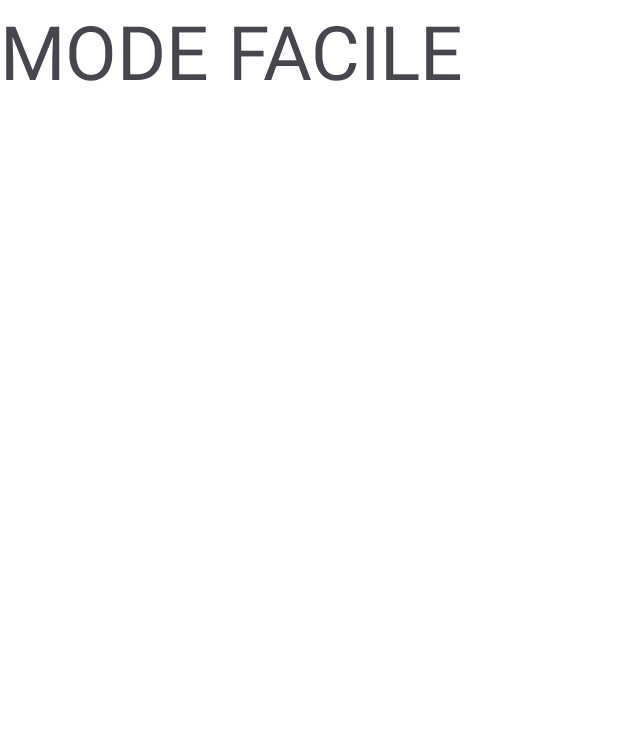
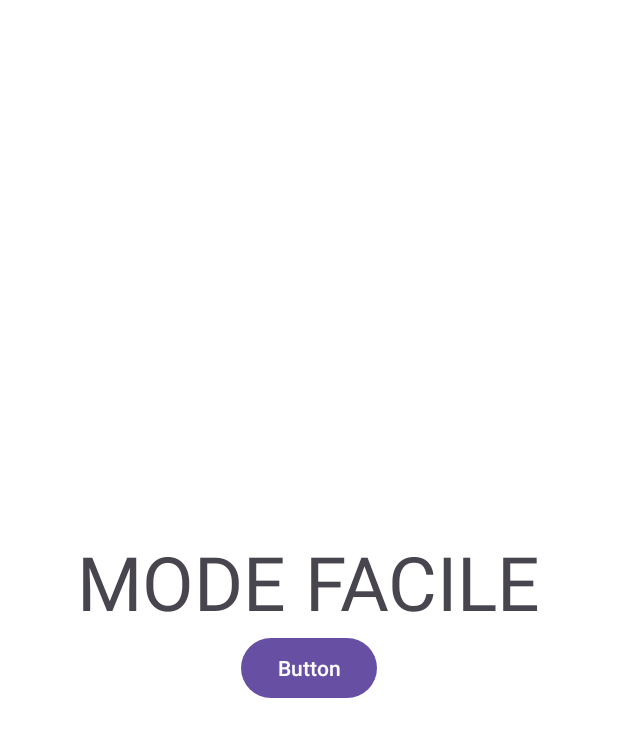
Before and after one commit to ta2ine/Simon, an Android app: the EasyModeFragment screen opened through its navigation route, on a phone screen of 412 x 824 dp. Shown: the top 737 px of the screen. Run offline under Robolectric (Android 15) with nearby library versions, the phone set to English and light mode, and no system bars; our stand-ins replace data binding.

Commit message:
ajout bouton retour home

```diff
--- a/app/src/main/java/com/example/simon/fragments/EasyModeFragment.kt
+++ b/app/src/main/java/com/example/simon/fragments/EasyModeFragment.kt
@@ -4,7 +4,10 @@ import android.os.Bundle
 import android.view.LayoutInflater
 import android.view.View
 import android.view.ViewGroup
+import android.widget.Button
 import androidx.fragment.app.Fragment
+import androidx.navigation.fragment.findNavController
+import com.example.simon.R
 import com.example.simon.databinding.FragmentEasyModeBinding
 
 class EasyModeFragment : Fragment() {
@@ -23,5 +26,11 @@ class EasyModeFragment : Fragment() {
 
     override fun onViewCreated(view: View, savedInstanceState: Bundle?) {
         super.onViewCreated(view, savedInstanceState)
+
+        val button = view.findViewById<Button>(R.id.homeBtn)
+
+        button.setOnClickListener {
+            findNavController().navigate(R.id.action_EasyMode_to_homeFragment2)
+        }
     }
 }
--- a/app/src/main/res/layout/fragment_easy_mode.xml
+++ b/app/src/main/res/layout/fragment_easy_mode.xml
@@ -1,17 +1,24 @@
 <?xml version="1.0" encoding="utf-8"?>
-<layout>
-<FrameLayout xmlns:android="http://schemas.android.com/apk/res/android"
-    xmlns:tools="http://schemas.android.com/tools"
-    android:layout_width="match_parent"
-    android:layout_height="match_parent"
-    tools:context=".MainActivity">
+<layout xmlns:tools="http://schemas.android.com/tools"
+    xmlns:android="http://schemas.android.com/apk/res/android">
 
-
-    <TextView
+    <LinearLayout
         android:layout_width="match_parent"
         android:layout_height="match_parent"
-        android:text="MODE FACILE"
-        android:textSize="50sp"/>
+        android:gravity="center|center_horizontal"
+        android:orientation="vertical">
 
-</FrameLayout>
+        <TextView
+            android:layout_width="wrap_content"
+            android:layout_height="wrap_content"
+            android:text="MODE FACILE"
+            android:textSize="50sp" />
+
+        <Button
+            android:id="@+id/homeBtn"
+            android:layout_width="wrap_content"
+            android:layout_height="wrap_content"
+            android:text="Button" />
+    </LinearLayout>
+
 </layout>
--- a/app/src/main/res/navigation/nav_graph.xml
+++ b/app/src/main/res/navigation/nav_graph.xml
@@ -8,7 +8,11 @@
     <fragment
         android:id="@+id/EasyMode"
         android:name="com.example.simon.fragments.EasyModeFragment"
-        android:label="fragment_easy_mode" />
+        android:label="fragment_easy_mode" >
+        <action
+            android:id="@+id/action_EasyMode_to_homeFragment2"
+            app:destination="@id/homeFragment2" />
+    </fragment>
     <fragment
         android:id="@+id/homeFragment2"
         android:name="com.example.simon.fragments.HomeFragment"
@@ -27,10 +31,18 @@
         android:id="@+id/mediumModeFragment"
         android:name="com.example.simon.fragments.MediumModeFragment"
         android:label="fragment_medium_mode"
-        tools:layout="@layout/fragment_medium_mode" />
+        tools:layout="@layout/fragment_medium_mode" >
+        <action
+            android:id="@+id/action_mediumModeFragment_to_homeFragment2"
+            app:destination="@id/homeFragment2" />
+    </fragment>
     <fragment
         android:id="@+id/hardModeFragment"
         android:name="com.example.simon.fragments.HardModeFragment"
         android:label="fragment_hard_mode"
-        tools:layout="@layout/fragment_hard_mode" />
+        tools:layout="@layout/fragment_hard_mode" >
+        <action
+            android:id="@+id/action_hardModeFragment_to_homeFragment2"
+            app:destination="@id/homeFragment2" />
+    </fragment>
 </navigation>
```
Also changed, not shown: app/src/main/java/com/example/simon/fragments/HardModeFragment.kt (+9 -0 lines), app/src/main/java/com/example/simon/fragments/MediumModeFragment.kt (+9 -0 lines), app/src/main/res/layout/fragment_hard_mode.xml (+17 -11 lines), app/src/main/res/layout/fragment_medium_mode.xml (+18 -11 lines), app/src/main/res/layout/fragment_home.xml (line endings or trailing spaces).
